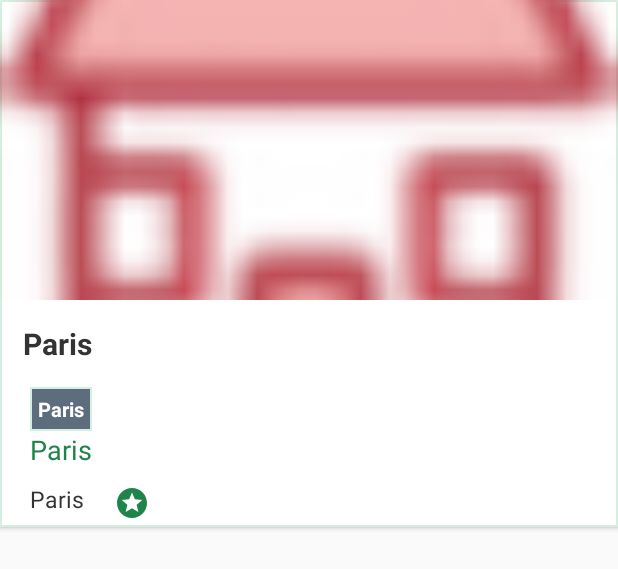
After one commit to Coplan13/airbnbAndroid, an Android app: the layout logement_vue.xml on its own in the app's theme, with its tools: preview values and no code run, on a phone screen of 412 x 824 dp. The commit adds this screen. Shown: the top 569 px of the screen. Run offline under Robolectric (Android 15) with nearby library versions, the phone set to English and light mode, and no system bars.

Commit message:
first commit

```diff
--- /dev/null
+++ b/app/src/main/res/drawable/ic_stars_black_24dp.xml
@@ -0,0 +1,5 @@
+<vector android:height="24dp" android:tint="#1E8449"
+    android:viewportHeight="24.0" android:viewportWidth="24.0"
+    android:width="24dp" xmlns:android="http://schemas.android.com/apk/res/android">
+    <path android:fillColor="#FF000000" android:pathData="M11.99,2C6.47,2 2,6.48 2,12s4.47,10 9.99,10C17.52,22 22,17.52 22,12S17.52,2 11.99,2zM16.23,18L12,15.45 7.77,18l1.12,-4.81 -3.73,-3.23 4.92,-0.42L12,5l1.92,4.53 4.92,0.42 -3.73,3.23L16.23,18z"/>
+</vector>
--- /dev/null
+++ b/app/src/main/res/drawable/logement.xml
@@ -0,0 +1,13 @@
+<?xml version="1.0" encoding="utf-8"?>
+<shape xmlns:android="http://schemas.android.com/apk/res/android" android:shape="rectangle">
+    <corners
+        android:radius="1dp"
+        android:topRightRadius="0dp"
+        android:bottomRightRadius="0dp"
+        android:bottomLeftRadius="0dp" />
+    <stroke
+        android:width="1dp"
+        android:color="#D4EFDF" />
+
+
+</shape>
--- /dev/null
+++ b/app/src/main/res/drawable/ville.xml
@@ -0,0 +1,10 @@
+<?xml version="1.0" encoding="utf-8"?>
+<shape xmlns:android="http://schemas.android.com/apk/res/android" android:shape="rectangle">
+    <corners/>
+    <stroke
+        android:width="1dp"
+        android:color="#D4EFDF" />
+
+    <solid android:color="#5D6D7E"></solid>
+
+</shape>
--- /dev/null
+++ b/app/src/main/res/layout/fragment_recycler.xml
@@ -0,0 +1,5 @@
+<android.support.v7.widget.RecyclerView
+    xmlns:android="http://schemas.android.com/apk/res/android"
+    android:id="@+id/recyclerView"
+    android:layout_width="match_parent"
+    android:layout_height="match_parent"/>
--- /dev/null
+++ b/app/src/main/res/layout/logement_vue.xml
@@ -0,0 +1,100 @@
+<?xml version="1.0" encoding="utf-8"?>
+<android.support.v7.widget.CardView xmlns:android="http://schemas.android.com/apk/res/android"
+    xmlns:tools="http://schemas.android.com/tools"
+    xmlns:app="http://schemas.android.com/apk/res-auto"
+    android:layout_width="match_parent"
+    android:layout_height="wrap_content"
+    android:padding="7dp"
+    android:layout_marginBottom="10dp"
+
+
+    app:cardBackgroundColor="@android:color/white"
+    app:cardCornerRadius="2dp"
+    app:cardElevation="2dp">
+
+    <!-- Les CardView possèdent des attributs supplémentaires dont
+         - cardBackgroundColor
+         - cardElevation pour l'élévation (donc aussi l'ombre)
+         - cardCornerRadius pour arrondir les angles
+     -->
+
+    <LinearLayout
+        android:layout_width="match_parent"
+        android:layout_height="wrap_content"
+        android:orientation="vertical"
+        android:background="@drawable/logement"
+        >
+
+        <!-- Les CardView agissent comme des FrameLayout,
+         pour avoir une organisation verticale nous devons
+         donc rajouter un LinearLayout -->
+
+        <ImageView
+            android:id="@+id/image"
+            android:layout_width="match_parent"
+            android:layout_height="200dp"
+            android:scaleType="centerCrop"
+            tools:src="@drawable/favicon" />
+
+        <TextView
+            android:id="@+id/text"
+            android:layout_width="match_parent"
+            android:layout_height="wrap_content"
+            android:background="?android:selectableItemBackground"
+            android:padding="15dp"
+            tools:text="Paris"
+            android:fontFamily="sans-serif"
+            android:textColor="#333"
+            android:textSize="20sp"
+            android:textStyle="bold"/>
+        <TextView
+            android:id="@+id/pays"
+            android:layout_width="wrap_content"
+            android:layout_height="wrap_content"
+            android:background="@drawable/ville"
+            android:layout_marginLeft="20dp"
+            tools:text="Paris"
+            android:fontFamily="sans-serif"
+            android:padding="5dp"
+            android:textStyle="bold"
+            android:textColor="#FFFFFF"
+            android:textSize="13dp"/>
+        <TextView
+            android:id="@+id/prix"
+            android:layout_width="match_parent"
+            android:layout_height="wrap_content"
+            android:background="?android:selectableItemBackground"
+            android:paddingLeft="20dp"
+            android:layout_marginBottom="10dp"
+            tools:text="Paris"
+            android:fontFamily="sans-serif"
+            android:textColor="#1E8449"
+            android:textSize="18sp" />
+
+        <LinearLayout
+            android:layout_width="match_parent"
+            android:layout_height="match_parent"
+            android:orientation="horizontal"
+            android:layout_marginBottom="5dp">
+        <TextView
+            android:id="@+id/notes"
+            android:layout_width="wrap_content"
+            android:layout_height="wrap_content"
+            android:background="?android:selectableItemBackground"
+            android:paddingLeft="20dp"
+
+            tools:text="Paris"
+            android:fontFamily="sans-serif"
+            android:textColor="#333"
+            android:textSize="15sp"/>
+
+            <TextView
+                android:layout_width="wrap_content"
+                android:layout_height="wrap_content"
+                android:layout_marginLeft="20dp"
+                android:background="@drawable/ic_stars_black_24dp"/>
+
+        </LinearLayout>
+    </LinearLayout>
+
+</android.support.v7.widget.CardView>
--- /dev/null
+++ b/app/src/main/res/values/dimens.xml
@@ -0,0 +1,5 @@
+<resources>
+    <!-- Default screen margins, per the Android Design guidelines. -->
+    <dimen name="activity_horizontal_margin">16dp</dimen>
+    <dimen name="activity_vertical_margin">16dp</dimen>
+</resources>
--- a/app/src/main/res/values/styles.xml
+++ b/app/src/main/res/values/styles.xml
@@ -1,11 +1,16 @@
 <resources>
 
-    <!-- Base application theme. -->
-    <style name="AppTheme" parent="Theme.AppCompat.Light.DarkActionBar">
-        <!-- Customize your theme here. -->
+    <style name="MyMaterialTheme" parent="MyMaterialTheme.Base">
+
+    </style>
+
+    <style name="MyMaterialTheme.Base" parent="Theme.AppCompat.Light.DarkActionBar">
+        <item name="windowNoTitle">true</item>
+        <item name="windowActionBar">false</item>
         <item name="colorPrimary">@color/colorPrimary</item>
         <item name="colorPrimaryDark">@color/colorPrimaryDark</item>
         <item name="colorAccent">@color/colorAccent</item>
     </style>
 
+
 </resources>
```
Also changed, not shown: app/build.gradle (+9 -0 lines), app/src/main/AndroidManifest.xml (+10 -2 lines), app/src/main/java/cefim/android/airbnb/Activities/MainActivity.java (+48 -1 lines), app/src/main/java/cefim/android/airbnb/MyAdapter.java (added, +39 -0 lines), app/src/main/java/cefim/android/airbnb/MyObject.java (added, +60 -0 lines), app/src/main/java/cefim/android/airbnb/MyViewHolder.java (added, +43 -0 lines), app/src/main/res/layout/activity_main.xml (+9 -0 lines), app/src/main/res/values/strings.xml (+16 -0 lines), app/src/main/res/drawable/favicon.png (added).
